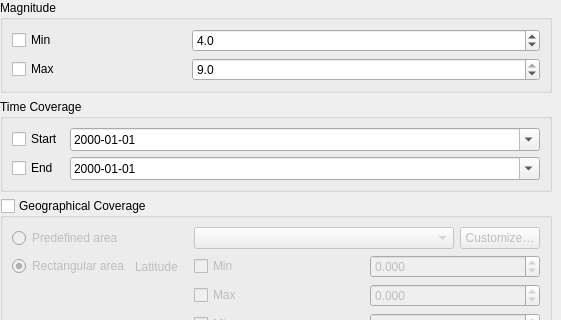
This is qquake/ui/filter_parameter_widget_base.ui in INGV/qquake as Qt 5 draws it before an edit; both pictures show x 0 to 561 and y 0 to 320 of the 561 by 957 pixel window. The edited form follows.
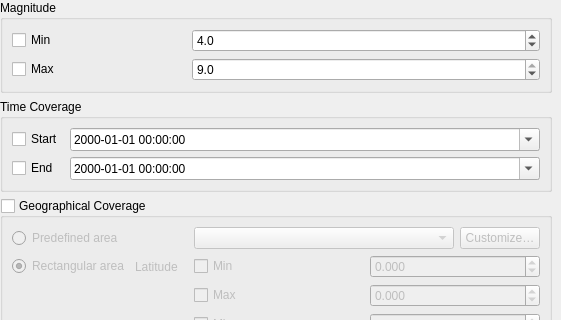
This is the edited form. Custom widgets are drawn as their Qt base class.

What changed in the file:
```diff
--- a/qquake/ui/filter_parameter_widget_base.ui
+++ b/qquake/ui/filter_parameter_widget_base.ui
@@ -134,16 +134,16 @@
            <widget class="QDateTimeEdit" name="fdsn_event_start_date">
             <property name="maximumDateTime">
              <datetime>
-              <hour>23</hour>
-              <minute>59</minute>
-              <second>59</second>
               <year>9999</year>
               <month>12</month>
               <day>31</day>
+              <hour>23</hour>
+              <minute>59</minute>
+              <second>59</second>
              </datetime>
             </property>
             <property name="displayFormat">
-             <string>yyyy-MM-dd</string>
+             <string>yyyy-MM-dd hh:mm:ss</string>
             </property>
             <property name="calendarPopup">
              <bool>true</bool>
@@ -160,7 +160,7 @@
              </date>
             </property>
             <property name="displayFormat">
-             <string>yyyy-MM-dd</string>
+             <string>yyyy-MM-dd hh:mm:ss</string>
             </property>
             <property name="calendarPopup">
              <bool>true</bool>
```
